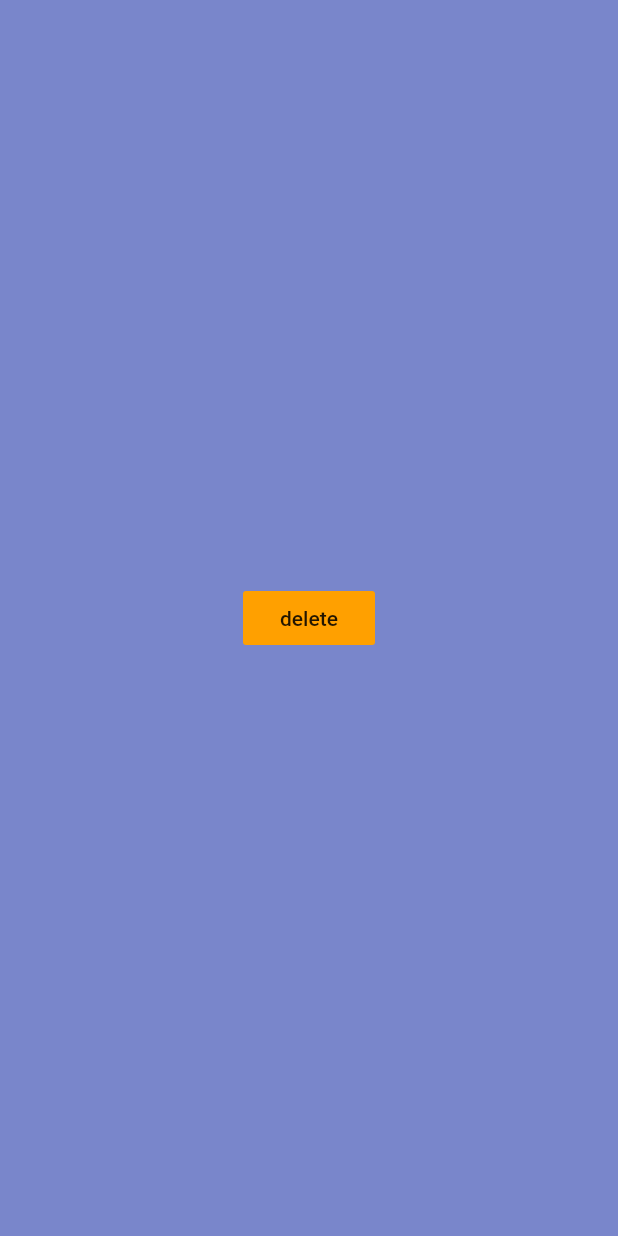
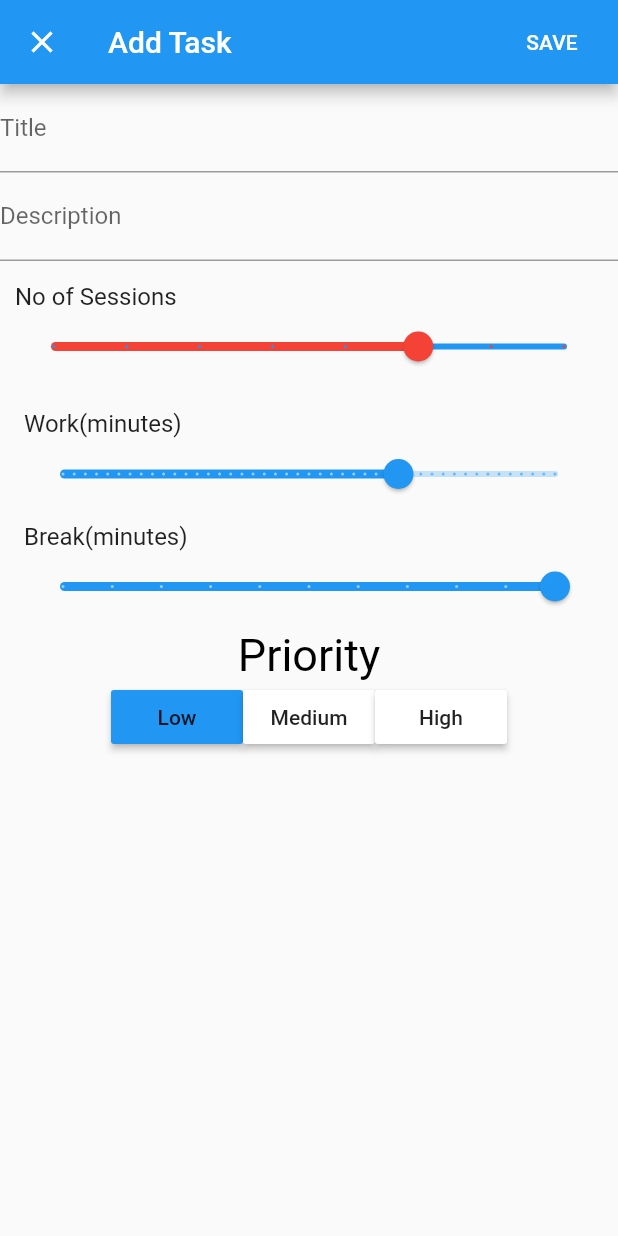
Before and after one commit to himanshuchanchad/PomodoroApp, a Flutter app: the TaskScreen widget shown alone on an empty page, opened directly, after a tap on the "add" icon, on a phone screen of 412 x 824 dp. Run offline on Flutter 3.47's test engine with Material 2 defaults, Android fonts, the phone set to English and light mode, and no system bars; our stand-ins replace audioplayers, shared_preferences, sleek_circular_slider; accounts and stored records are empty.

Commit message:
Added TaskForm

```diff
--- a/lib/main.dart
+++ b/lib/main.dart
@@ -6,7 +6,7 @@ import 'package:flutter/services.dart';
 import 'package:provider/provider.dart';
 
 import './providers/timer.dart';
-import './providers/Task.dart';
+import 'providers/task.dart';
 import './screen/home_screen.dart';
 import './screen/settings.dart';
 import './screen/task_screeen.dart';
--- a/lib/screen/task_screeen.dart
+++ b/lib/screen/task_screeen.dart
@@ -2,24 +2,21 @@ import 'package:flutter/material.dart';
 import 'package:provider/provider.dart';
 
 import '../widgets/task_tile.dart';
-import '../providers/Task.dart';
+import '../widgets/add_task_form.dart';
+import '../providers/task.dart';
 
 class TaskScreen extends StatelessWidget {
   void _addTask(BuildContext context) {
-    showDialog(
-        context: context,
-        builder: (ctx) => Container(
-              width: double.infinity,
-              height: double.infinity,
-              color: Colors.indigo[300],
-              child: Center(
-                child: FlatButton(
-                  color: Colors.amber[700],
-                  child: Text("delete"),
-                  onPressed: () => Navigator.of(context).pop(),
-                ),
-              ),
-            ));
+    // showDialog(
+    //     context: context,
+    //     builder: (ctx) => AddTaskForm(),
+    // );
+    Navigator.of(context).push(new MaterialPageRoute<Null>(
+      builder: (BuildContext context) {
+        return AddTaskForm();
+      },
+      fullscreenDialog: true,
+    ));
   }
 
   @override
@@ -27,6 +24,7 @@ class TaskScreen extends StatelessWidget {
     final taskProvider = Provider.of<Task>(context);
     final task = taskProvider.tasks;
     return Column(
+
       children: <Widget>[
         Expanded(
           child: taskProvider.getLength() == 0
--- /dev/null
+++ b/lib/utils/priority.dart
@@ -0,0 +1,3 @@
+
+
+enum Priority { High, Low, Medium }
--- /dev/null
+++ b/lib/widgets/add_task_form.dart
@@ -0,0 +1,207 @@
+import 'package:flutter/material.dart';
+import 'package:provider/provider.dart';
+
+import '../utils/priority.dart';
+import '../providers/task.dart';
+
+class AddTaskForm extends StatefulWidget {
+  @override
+  _AddTaskFormState createState() => _AddTaskFormState();
+}
+
+class _AddTaskFormState extends State<AddTaskForm> {
+  final _descriptionFocusNode = FocusNode();
+  final _titleController = TextEditingController();
+  final _descriptionController = TextEditingController();
+  final _form = GlobalKey<FormState>();
+  double _noOfSession = 6;
+  double _workTimer = 45;
+  double _breakTimer = 15;
+  Priority taskPriority = Priority.Low;
+
+  @override
+  void dispose() {
+    _descriptionFocusNode.dispose();
+    _titleController.dispose();
+    _descriptionController.dispose();
+    super.dispose();
+  }
+
+  Future<void> _saveForm() async {
+    final isValid = _form.currentState.validate();
+    if (!isValid) {
+      return;
+    }
+    try {
+      await Provider.of<Task>(context, listen: false).addTask(
+          _titleController.text,
+          _descriptionController.text,
+          _noOfSession.toInt(),
+          _workTimer.toInt(),
+          _breakTimer.toInt(),
+          taskPriority);
+    } catch (error) {
+      print(error);
+      await showDialog(
+        context: context,
+        builder: (ctx) => AlertDialog(
+          title: Text("An error occured"),
+          content: Text("Error occured"),
+          actions: <Widget>[
+            FlatButton(
+              onPressed: () => Navigator.of(context).pop(),
+              child: Text("Okay"),
+            )
+          ],
+        ),
+      );
+      return;
+    }
+    Navigator.of(context).pop();
+  }
+
+  @override
+  Widget build(BuildContext context) {
+    return Scaffold(
+      appBar: AppBar(
+        title: const Text("Add Task"),
+        actions: <Widget>[
+          FlatButton(
+              onPressed: _saveForm,
+              child: const Text(
+                "SAVE",
+                style: TextStyle(
+                  color: Colors.white,
+                ),
+              )),
+        ],
+      ),
+      body: Form(
+        key: _form,
+        child: ListView(
+          children: <Widget>[
+            TextFormField(
+              controller: _titleController,
+              decoration: InputDecoration(labelText: "Title"),
+              textInputAction: TextInputAction.next,
+              onFieldSubmitted: (_) {
+                FocusScope.of(context).requestFocus(_descriptionFocusNode);
+              },
+              validator: (value) {
+                if (value.isEmpty) {
+                  return "Title cannot be empty";
+                }
+                return null;
+              },
+            ),
+            TextFormField(
+              controller: _descriptionController,
+              decoration: InputDecoration(labelText: "Description"),
+              focusNode: _descriptionFocusNode,
+              onFieldSubmitted: (_) {
+                Focus.of(context).unfocus();
+              },
+            ),
+            ListTile(
+              title: Text("No of Sessions"),
+              contentPadding: EdgeInsets.all(10),
+              subtitle: Slider(
+                activeColor: Colors.red,
+                inactiveColor: Colors.blue,
+                value: _noOfSession,
+                min: 1,
+                divisions: 7,
+                max: 8,
+                label: "${_noOfSession.toInt()}",
+                onChanged: (value) {
+                  setState(() {
+                    _noOfSession = value;
+                  });
+                },
+              ),
+            ),
+            ListTile(
+              title: Text("Work(minutes)"),
+              subtitle: Slider(
+                value: _workTimer,
+                min: 15,
+                max: 59,
+                divisions: 44,
+                label: "${_workTimer.toInt()}",
+                onChanged: (value) {
+                  setState(() {
+                    _workTimer = value;
+                  });
+                },
+              ),
+            ),
+            ListTile(
+              title: Text("Break(minutes)"),
+              subtitle: Slider(
+                value: _breakTimer,
+                min: 5,
+                max: 15,
+                divisions: 10,
+                label: "${_breakTimer.toInt()}",
+                onChanged: (value) {
+                  setState(() {
+                    _breakTimer = value;
+                  });
+                },
+              ),
+            ),
+            Container(
+                child: Column(
+              mainAxisAlignment: MainAxisAlignment.spaceBetween,
+              children: <Widget>[
+                Text(
+                  "Priority",
+                  style: TextStyle(color: Colors.black, fontSize: 30),
+                ),
+                Row(
+                  mainAxisAlignment: MainAxisAlignment.spaceAround,
+                  mainAxisSize: MainAxisSize.min,
+                  children: <Widget>[
+                    RaisedButton(
+                      child: Text("Low"),
+                      color: taskPriority == Priority.Low
+                          ? Colors.blue
+                          : Colors.white,
+                      onPressed: () {
+                        setState(() {
+                          taskPriority = Priority.Low;
+                        });
+                      },
+                    ),
+                    RaisedButton(
+                      child: Text("Medium"),
+                      color: taskPriority == Priority.Medium
+                          ? Colors.blue
+                          : Colors.white,
+                      onPressed: () {
+                        setState(() {
+                          taskPriority = Priority.Medium;
+                        });
+                      },
+                    ),
+                    RaisedButton(
+                      child: Text("High"),
+                      color: taskPriority == Priority.High
+                          ? Colors.blue
+                          : Colors.white,
+                      onPressed: () {
+                        setState(() {
+                          taskPriority = Priority.High;
+                        });
+                      },
+                    ),
+                  ],
+                ),
+              ],
+            )),
+          ],
+        ),
+      ),
+    );
+  }
+}
--- a/lib/widgets/task_tile.dart
+++ b/lib/widgets/task_tile.dart
@@ -1,6 +1,6 @@
 import 'package:flutter/material.dart';
-import 'package:flutter/foundation.dart';
-import '../providers/Task.dart';
+
+import '../utils/priority.dart';
 
 class TaskTile extends StatelessWidget {
   final String title;
@@ -24,18 +24,39 @@ class TaskTile extends StatelessWidget {
     this.priority,
   });
 
+  String getPriorityString(Priority priority) {
+    if (priority == Priority.Low) {
+      return "Low";
+    }
+    if (priority == Priority.Medium) {
+      return "Medium";
+    }
+    return "High";
+  }
+
+  Color getPriorityColor(Priority priority) {
+    if (priority == Priority.Low) {
+      return Colors.white;
+    }
+    if (priority == Priority.Medium) {
+      return Colors.green;
+    }
+    return Colors.red[900];
+  }
+
   @override
   Widget build(BuildContext context) {
     return Container(
-      child: Card(
-        margin: EdgeInsets.all(10),
-        child: ListTile(
-          title: Text(title),
-          subtitle: Text(shortDescription),
-          trailing: Text(noOfSessions.toString()),
-
-        )
-        ),
-      );
+        child: Card(
+      elevation: 5,
+      child: Column(
+        children: <Widget>[
+          Text(title),
+          Text(shortDescription),
+          Text(noOfSessions.toString()),
+          Text(getPriorityString(priority)),
+        ],
+      ),
+    ));
   }
 }
```
Also changed, not shown: lib/providers/Task.dart (+5 -3 lines).
